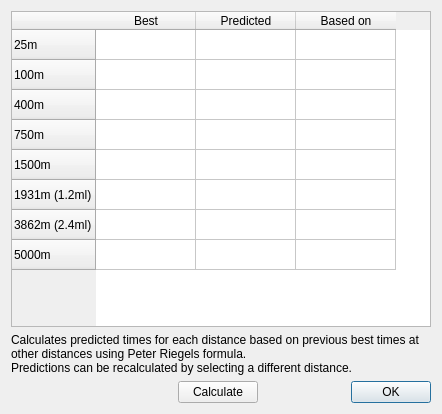
Qt form ui/analysis.ui (ihewitt/poolviewer) before a commit.
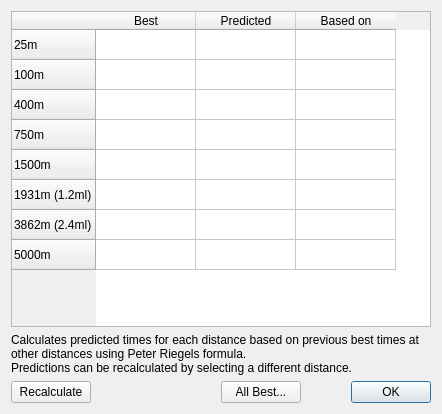
The same form after that commit.

Diff of the .ui file:
```diff
--- a/ui/analysis.ui
+++ b/ui/analysis.ui
@@ -105,6 +105,13 @@
    </item>
    <item>
     <layout class="QHBoxLayout" name="horizontalLayout">
+     <item>
+      <widget class="QPushButton" name="calcButton">
+       <property name="text">
+        <string>Recalculate</string>
+       </property>
+      </widget>
+     </item>
      <item>
       <spacer name="horizontalSpacer">
        <property name="orientation">
@@ -119,9 +126,9 @@
       </spacer>
      </item>
      <item>
-      <widget class="QPushButton" name="calcButton">
+      <widget class="QPushButton" name="allBest">
        <property name="text">
-        <string>Calculate</string>
+        <string>All Best...</string>
        </property>
       </widget>
      </item>
```
